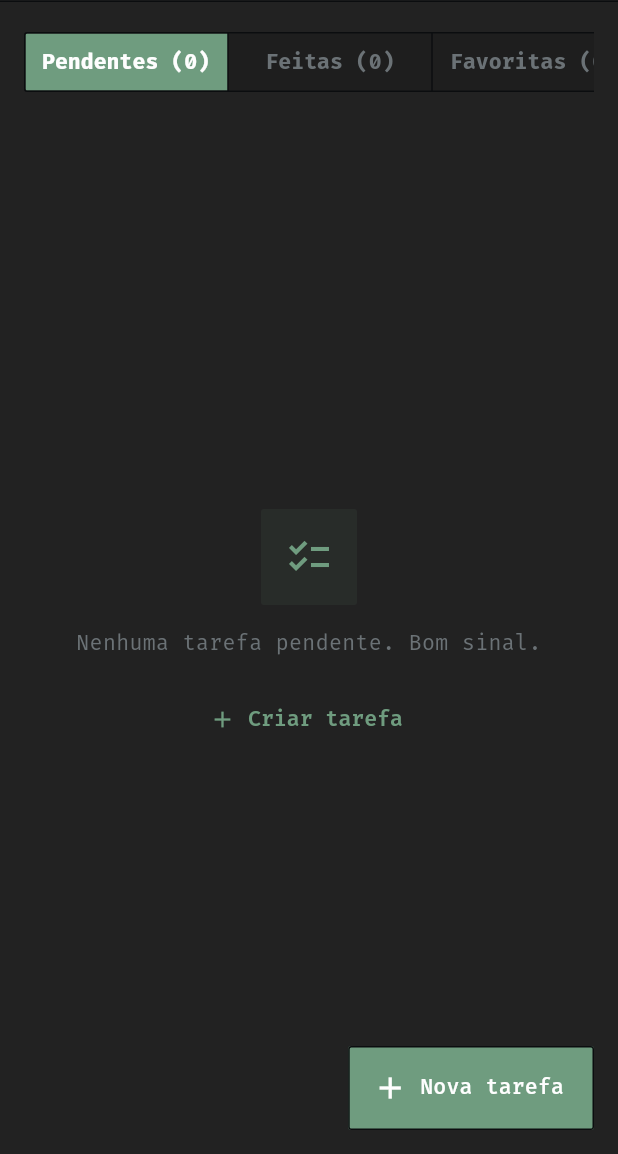
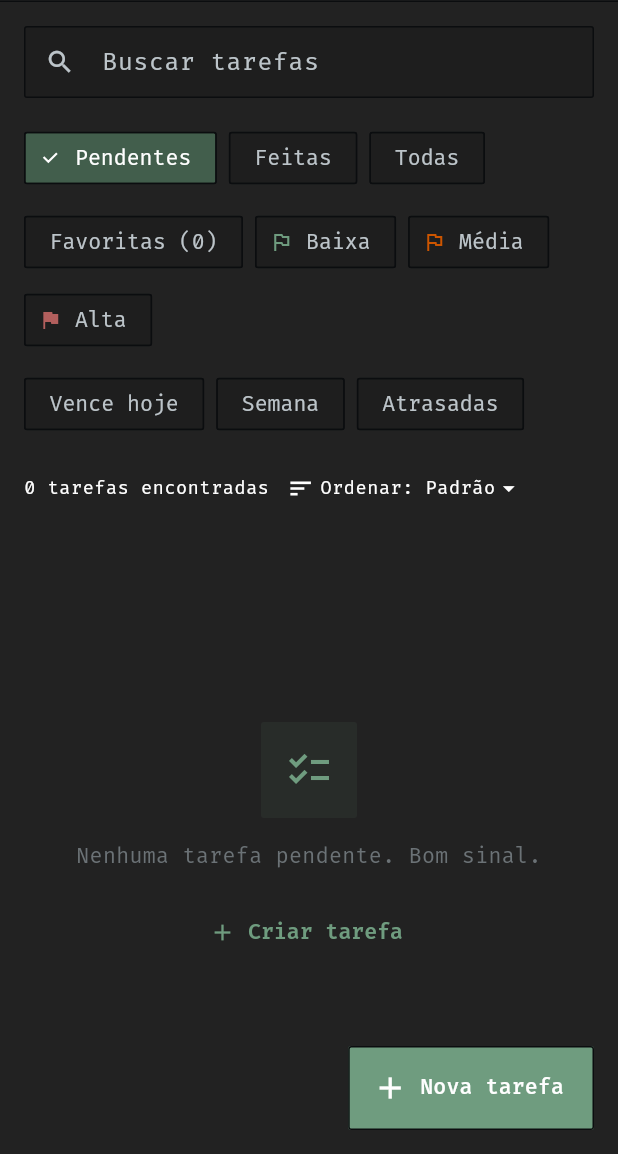
Before and after one commit to So1d/cadencia, a Flutter app: the TasksPage screen opened directly, on a phone screen of 412 x 824 dp, the part 82-1236 px from its top. Run offline on Flutter 3.47's test engine with Material 3 defaults, Android fonts, the phone set to English and light mode, and no system bars; our stand-ins replace shared_preferences, table_calendar; accounts and stored records are empty.

Commit message:
Cadência: busca e filtros na aba Tarefas
A aba Tarefas passa a ter campo de busca com debounce, chips combináveis e
ordenação, com a lista calculada no build em vez de guardada.

- TaskQueryController guarda só a consulta (não a lista) e ignora valor igual
- TaskSearchField espera 300 ms de silêncio, sincroniza com o estado no
  didUpdateWidget e cancela timer/controller no dispose
- TaskFilterChips em Wrap (nunca rolagem horizontal): ChoiceChip de situação,
  FilterChip de favoritas, prioridades e prazo; tocar no prazo marcado desliga
- TaskResultsBar com contagem em liveRegion, Limpar filtros (n) e menu de
  ordenação que não estoura com fonte grande
- TasksPage em CustomScrollView, com os quatro estados e ação de desfazer no
  vazio; filtros e busca vivem no controlador, acima da casca
- estrela compacta com alvo de toque de 48x48
- testes de widget: debounce com relógio simulado, campo sincronizado, chips,
  favoritas por recência, ordenação, acessibilidade e overflow 320x640 a 200%

```diff
--- a/lib/features/favorites/presentation/widgets/favorite_button.dart
+++ b/lib/features/favorites/presentation/widgets/favorite_button.dart
@@ -34,10 +34,11 @@ class FavoriteButton extends StatelessWidget {
           : 'Marcar $taskTitle como favorita',
       onPressed: onPressed,
       iconSize: compact ? 18 : 24,
-      visualDensity: compact ? VisualDensity.compact : null,
       padding: compact ? EdgeInsets.zero : null,
+      // 48x48 é o alvo mínimo recomendado: abaixo disso, quem tem pouca
+      // precisão motora erra a estrela e marca a tarefa errada.
       constraints: compact
-          ? const BoxConstraints(minWidth: 36, minHeight: 36)
+          ? const BoxConstraints(minWidth: 48, minHeight: 48)
           : null,
       icon: Icon(
         isFavorite ? Icons.star : Icons.star_border,
--- a/lib/features/tasks/presentation/pages/tasks_page.dart
+++ b/lib/features/tasks/presentation/pages/tasks_page.dart
@@ -4,56 +4,33 @@ import 'package:provider/provider.dart';
 import '../../../../app/theme/app_layout.dart';
 import '../../../../app/theme/app_spacing.dart';
 import '../../../../core/load_status.dart';
-import '../../../../core/widgets/status_view.dart';
+import '../../../../core/widgets/empty_view.dart';
+import '../../../../core/widgets/error_view.dart';
+import '../../../../core/widgets/loading_view.dart';
 import '../../../../state/schedule_controller.dart';
 import '../../../../state/schedule_scope.dart';
 import '../../../favorites/presentation/favorites_controller.dart';
 import '../../domain/task.dart';
+import '../../domain/task_query.dart';
+import '../../domain/task_query_engine.dart';
+import '../task_query_controller.dart';
 import '../widgets/task_dialog.dart';
+import '../widgets/task_filter_chips.dart';
+import '../widgets/task_results_bar.dart';
+import '../widgets/task_search_field.dart';
 import '../widgets/task_tile.dart';
 import 'task_details_page.dart';
 
-enum TaskFilter { pending, done, favorite, all }
-
-/// Aba "Tarefas": lista completa com filtros e ações.
-class TasksPage extends StatefulWidget {
+/// Aba "Tarefas": busca, filtros combináveis e a lista.
+///
+/// A tela não guarda a lista filtrada. Ela lê o catálogo da agenda, a consulta
+/// do [TaskQueryController] e os favoritos, e **calcula** o resultado no build
+/// com [applyTaskQuery]. Favoritar em outra aba ou editar uma tarefa atualiza a
+/// lista sem ninguém precisar lembrar de recalcular.
+class TasksPage extends StatelessWidget {
   const TasksPage({super.key});
 
-  @override
-  State<TasksPage> createState() => _TasksPageState();
-}
-
-class _TasksPageState extends State<TasksPage> {
-  TaskFilter _filter = TaskFilter.pending;
-
-  /// As favoritas na ordem em que foram marcadas: a relação guarda ids, e a
-  /// tarefa em si vive na agenda. Id de tarefa excluída simplesmente não rende
-  /// linha (e `favorites.remove` já tira na exclusão).
-  List<Task> _favoriteTasks(
-    ScheduleController schedule,
-    FavoritesController favorites,
-  ) {
-    final byId = {for (final task in schedule.tasks) task.id: task};
-    return [
-      for (final id in favorites.favoriteIds)
-        if (byId[id] != null) byId[id]!,
-    ];
-  }
-
-  List<Task> _filtered(
-    ScheduleController schedule,
-    FavoritesController favorites,
-  ) {
-    final all = schedule.tasksSorted;
-    return switch (_filter) {
-      TaskFilter.pending => all.where((task) => !task.done).toList(),
-      TaskFilter.done => all.where((task) => task.done).toList(),
-      TaskFilter.favorite => _favoriteTasks(schedule, favorites),
-      TaskFilter.all => all,
-    };
-  }
-
-  Future<void> _addTask() async {
+  Future<void> _addTask(BuildContext context) async {
     final schedule = ScheduleScope.read(context);
     final draft = await showDialog<TaskDraft>(
       context: context,
@@ -68,7 +45,7 @@ class _TasksPageState extends State<TasksPage> {
     );
   }
 
-  Future<void> _editTask(Task task) async {
+  Future<void> _editTask(BuildContext context, Task task) async {
     final schedule = ScheduleScope.read(context);
     final draft = await showDialog<TaskDraft>(
       context: context,
@@ -91,7 +68,7 @@ class _TasksPageState extends State<TasksPage> {
     );
   }
 
-  Future<void> _deleteTask(Task task) async {
+  Future<void> _deleteTask(BuildContext context, Task task) async {
     final schedule = ScheduleScope.read(context);
     final favorites = context.read<FavoritesController>();
     final confirmed = await showDialog<bool>(
@@ -117,25 +94,20 @@ class _TasksPageState extends State<TasksPage> {
     }
   }
 
-  String get _emptyMessage => switch (_filter) {
-        TaskFilter.pending => 'Nenhuma tarefa pendente. Bom sinal.',
-        TaskFilter.done => 'Nada concluído ainda. Comece pela menor tarefa.',
-        TaskFilter.favorite =>
-          'Nenhuma tarefa favorita ainda. Toque na estrela de uma tarefa para destacá-la.',
-        TaskFilter.all => 'Nenhuma tarefa criada ainda.',
-      };
-
   @override
   Widget build(BuildContext context) {
     final schedule = ScheduleScope.of(context);
-    // `watch` assina o controlador: marcar uma estrela em qualquer lugar do app
-    // reconstrói esta tela. Nada de guardar booleano próprio aqui.
+    // `watch` assina os controladores: favoritar ou mudar um filtro em
+    // qualquer lugar reconstrói esta tela.
     final favorites = context.watch<FavoritesController>();
-    final all = schedule.tasksSorted;
-    final tasks = _filtered(schedule, favorites);
-    final pending = all.where((task) => !task.done).length;
-    final done = all.length - pending;
-    final favorite = _favoriteTasks(schedule, favorites).length;
+    final queryController = context.read<TaskQueryController>();
+    final query = context.watch<TaskQueryController>().query;
+
+    final favoriteIds = favorites.favoriteIds;
+    final all = schedule.tasks;
+    final visible = applyTaskQuery(all, query, favoriteIds: favoriteIds);
+    final favoriteCount =
+        all.where((task) => favoriteIds.contains(task.id)).length;
     final horizontal = AppLayout.horizontalPadding(
       MediaQuery.sizeOf(context).width,
     );
@@ -144,77 +116,117 @@ class _TasksPageState extends State<TasksPage> {
       appBar: AppBar(title: const Text('Tarefas')),
       floatingActionButton: FloatingActionButton.extended(
         heroTag: 'fab-tarefas',
-        onPressed: schedule.status.isError ? null : _addTask,
+        onPressed: schedule.status.isError ? null : () => _addTask(context),
         icon: const Icon(Icons.add),
         label: const Text('Nova tarefa'),
       ),
-      body: Column(
-        children: [
-          if (schedule.status.hasData)
-            Padding(
+      body: CustomScrollView(
+        slivers: [
+          SliverToBoxAdapter(
+            child: Padding(
               padding: EdgeInsets.fromLTRB(
                 horizontal,
                 AppSpacing.md,
                 horizontal,
                 AppSpacing.sm,
               ),
-              // Quatro segmentos com contagem não cabem em 360dp: o seletor
-              // rola na horizontal em vez de estourar a largura.
-              child: SingleChildScrollView(
-                scrollDirection: Axis.horizontal,
-                child: SegmentedButton<TaskFilter>(
-                  showSelectedIcon: false,
-                  segments: [
-                    ButtonSegment(
-                      value: TaskFilter.pending,
-                      label: Text('Pendentes ($pending)'),
+              child: Column(
+                crossAxisAlignment: CrossAxisAlignment.stretch,
+                children: [
+                  TaskSearchField(
+                    value: query.text,
+                    onChanged: queryController.setText,
                   ),
-                    ButtonSegment(
-                      value: TaskFilter.done,
-                      label: Text('Feitas ($done)'),
+                  const SizedBox(height: AppSpacing.md),
+                  TaskFilterChips(
+                    query: query,
+                    favoriteCount: favoriteCount,
+                    onStatus: queryController.setStatus,
+                    onToggleFavorites: queryController.toggleOnlyFavorites,
+                    onTogglePriority: queryController.togglePriority,
+                    onToggleDue: queryController.toggleDue,
                   ),
-                    ButtonSegment(
-                      value: TaskFilter.favorite,
-                      label: Text('Favoritas ($favorite)'),
-                    ),
-                    const ButtonSegment(
-                      value: TaskFilter.all,
-                      label: Text('Todas'),
+                  const SizedBox(height: AppSpacing.sm),
+                  TaskResultsBar(
+                    query: query,
+                    count: visible.length,
+                    onClear: queryController.clear,
+                    onSort: queryController.setSort,
                   ),
                 ],
-                  selected: {_filter},
-                  onSelectionChanged: (selection) =>
-                      setState(() => _filter = selection.first),
               ),
             ),
           ),
-          Expanded(
-            child: StatusView(
-              status: schedule.statusFor(tasks),
-              isEmpty: tasks.isEmpty,
+          ..._results(
+            context: context,
+            schedule: schedule,
+            favorites: favorites,
+            visible: visible,
+            query: query,
+            horizontal: horizontal,
+          ),
+        ],
+      ),
+    );
+  }
+
+  /// Decide qual dos quatro estados ocupa o resto da tela.
+  ///
+  /// Um `switch` sobre o enum obriga a tratar todos os casos: esquecer um
+  /// deles deixa a tela em branco sem ninguém perceber.
+  List<Widget> _results({
+    required BuildContext context,
+    required ScheduleController schedule,
+    required FavoritesController favorites,
+    required List<Task> visible,
+    required TaskQuery query,
+    required double horizontal,
+  }) {
+    final status = schedule.statusFor(visible);
+
+    switch (status) {
+      case LoadStatus.loading:
+        return const [
+          SliverFillRemaining(
+            hasScrollBody: false,
+            child: LoadingView(message: 'Carregando sua cadência...'),
+          ),
+        ];
+      case LoadStatus.error:
+        return [
+          SliverFillRemaining(
+            hasScrollBody: false,
+            child: ErrorView(
+              message: 'Não foi possível carregar suas tarefas.',
               onRetry: schedule.init,
-              errorMessage: 'Não foi possível carregar suas tarefas.',
-              emptyIcon: _filter == TaskFilter.favorite
-                  ? Icons.star_border
-                  : Icons.checklist_outlined,
-              emptyMessage: _emptyMessage,
-              emptyAction: _filter == TaskFilter.pending
-                  ? TextButton.icon(
-                      onPressed: _addTask,
-                      icon: const Icon(Icons.add),
-                      label: const Text('Criar tarefa'),
-                    )
-                  : null,
-              child: ListView(
+            ),
+          ),
+        ];
+      case LoadStatus.empty:
+        return [
+          SliverFillRemaining(
+            hasScrollBody: false,
+            child: EmptyView(
+              icon: _emptyIcon(query),
+              message: _emptyMessage(query),
+              action: _emptyAction(context, query),
+            ),
+          ),
+        ];
+      case LoadStatus.success:
+        return [
+          SliverPadding(
             padding: EdgeInsets.fromLTRB(
               horizontal,
               AppSpacing.xs,
               horizontal,
               AppSpacing.xxl + AppSpacing.lg,
             ),
-                children: [
-                  for (final task in tasks)
-                    TaskTile(
+            sliver: SliverList.builder(
+              itemCount: visible.length,
+              itemBuilder: (context, index) {
+                final task = visible[index];
+                return TaskTile(
                   task: task,
                   isFavorite: favorites.isFavorite(task.id),
                   onTap: () => Navigator.of(context).push(
@@ -225,27 +237,69 @@ class _TasksPageState extends State<TasksPage> {
                   trailing: PopupMenuButton<String>(
                     tooltip: 'Opções de ${task.title}',
                     onSelected: (value) {
-                          if (value == 'edit') _editTask(task);
-                          if (value == 'delete') _deleteTask(task);
+                      if (value == 'edit') _editTask(context, task);
+                      if (value == 'delete') _deleteTask(context, task);
                     },
                     itemBuilder: (_) => const [
-                          PopupMenuItem(
-                            value: 'edit',
-                            child: Text('Editar'),
-                          ),
-                          PopupMenuItem(
-                            value: 'delete',
-                            child: Text('Excluir'),
-                          ),
-                        ],
-                      ),
-                    ),
-                ],
-              ),
-            ),
-          ),
+                      PopupMenuItem(value: 'edit', child: Text('Editar')),
+                      PopupMenuItem(value: 'delete', child: Text('Excluir')),
                     ],
                   ),
                 );
+              },
+            ),
+          ),
+        ];
     }
   }
+
+  IconData _emptyIcon(TaskQuery query) {
+    if (query.text.trim().isNotEmpty) return Icons.search_off;
+    if (query.onlyFavorites) return Icons.star_border;
+    return Icons.checklist_outlined;
+  }
+
+  String _emptyMessage(TaskQuery query) {
+    if (query.hasFilters) {
+      // Favoritas sozinhas têm um convite próprio: explicar como marcar é mais
+      // útil do que dizer que o filtro não achou nada.
+      if (_onlyFavoritesFilter(query)) {
+        return 'Nenhuma tarefa favorita ainda. '
+            'Toque na estrela de uma tarefa para destacá-la.';
+      }
+      return query.text.trim().isNotEmpty
+          ? 'Nenhuma tarefa combina com essa busca.'
+          : 'Nenhuma tarefa combina com esses filtros.';
+    }
+    return switch (query.status) {
+      TaskStatusFilter.pending => 'Nenhuma tarefa pendente. Bom sinal.',
+      TaskStatusFilter.done => 'Nada concluído ainda. Comece pela menor tarefa.',
+      TaskStatusFilter.all => 'Nenhuma tarefa criada ainda.',
+    };
+  }
+
+  bool _onlyFavoritesFilter(TaskQuery query) =>
+      query.onlyFavorites &&
+      query.text.trim().isEmpty &&
+      query.priorities.isEmpty &&
+      query.due == TaskDueFilter.any;
+
+  Widget? _emptyAction(BuildContext context, TaskQuery query) {
+    if (query.hasFilters) {
+      final controller = context.read<TaskQueryController>();
+      return TextButton.icon(
+        onPressed: controller.clear,
+        icon: const Icon(Icons.filter_alt_off),
+        label: const Text('Limpar filtros'),
+      );
+    }
+    if (query.status == TaskStatusFilter.pending) {
+      return TextButton.icon(
+        onPressed: () => _addTask(context),
+        icon: const Icon(Icons.add),
+        label: const Text('Criar tarefa'),
+      );
+    }
+    return null;
+  }
+}
--- /dev/null
+++ b/lib/features/tasks/presentation/widgets/task_filter_chips.dart
@@ -0,0 +1,92 @@
+import 'package:flutter/material.dart';
+
+import '../../../../app/theme/app_spacing.dart';
+import '../../domain/task_priority.dart';
+import '../../domain/task_query.dart';
+import 'task_priority_view.dart';
+
+/// Os filtros da lista de tarefas, em `Wrap`.
+///
+/// Nada de rolagem horizontal: com fonte grande, chip em linha rolável esconde
+/// opções e a pessoa não descobre que elas existem. Aqui as linhas quebram e
+/// tudo fica visível e tocável.
+class TaskFilterChips extends StatelessWidget {
+  const TaskFilterChips({
+    super.key,
+    required this.query,
+    required this.favoriteCount,
+    required this.onStatus,
+    required this.onToggleFavorites,
+    required this.onTogglePriority,
+    required this.onToggleDue,
+  });
+
+  final TaskQuery query;
+
+  /// Quantas tarefas estão favoritadas agora (a contagem vai no rótulo).
+  final int favoriteCount;
+
+  final ValueChanged<TaskStatusFilter> onStatus;
+  final VoidCallback onToggleFavorites;
+  final ValueChanged<TaskPriority> onTogglePriority;
+  final ValueChanged<TaskDueFilter> onToggleDue;
+
+  @override
+  Widget build(BuildContext context) {
+    return Column(
+      crossAxisAlignment: CrossAxisAlignment.start,
+      children: [
+        Wrap(
+          spacing: AppSpacing.sm,
+          runSpacing: AppSpacing.xs,
+          children: [
+            for (final status in TaskStatusFilter.values)
+              ChoiceChip(
+                label: Text(status.label),
+                selected: query.status == status,
+                onSelected: (_) => onStatus(status),
+              ),
+          ],
+        ),
+        const SizedBox(height: AppSpacing.xs + AppSpacing.xs),
+        Wrap(
+          spacing: AppSpacing.sm,
+          runSpacing: AppSpacing.xs,
+          children: [
+            FilterChip(
+              label: Text('Favoritas ($favoriteCount)'),
+              selected: query.onlyFavorites,
+              onSelected: (_) => onToggleFavorites(),
+            ),
+            for (final priority in TaskPriority.values)
+              FilterChip(
+                avatar: Icon(
+                  priority.icon,
+                  size: 16,
+                  color: priority.color,
+                ),
+                label: Text(priority.label),
+                selected: query.priorities.contains(priority),
+                onSelected: (_) => onTogglePriority(priority),
+              ),
+          ],
+        ),
+        const SizedBox(height: AppSpacing.xs + AppSpacing.xs),
+        Wrap(
+          spacing: AppSpacing.sm,
+          runSpacing: AppSpacing.xs,
+          children: [
+            for (final due in TaskDueFilter.values)
+              if (due != TaskDueFilter.any)
+                FilterChip(
+                  label: Text(due.label),
+                  selected: query.due == due,
+                  // Tocar de novo no prazo marcado volta a "qualquer prazo".
+                  onSelected: (_) => onToggleDue(due),
+                ),
+          ],
+        ),
+      ],
+    );
+  }
+}
--- /dev/null
+++ b/lib/features/tasks/presentation/widgets/task_results_bar.dart
@@ -0,0 +1,89 @@
+import 'package:flutter/material.dart';
+
+import '../../../../app/theme/app_spacing.dart';
+import '../../domain/task_query.dart';
+
+/// Barra entre os filtros e a lista: quantas tarefas sobraram, o atalho para
+/// limpar e a ordenação.
+///
+/// A contagem fica numa `liveRegion`: quando a pessoa digita ou marca um chip,
+/// o leitor de tela anuncia o novo total em vez de mudar o texto em silêncio.
+///
+/// A ordenação é um menu, não um dropdown de largura fixa: com fonte grande, o
+/// dropdown estourava a linha. O texto aqui quebra e a linha continua inteira.
+class TaskResultsBar extends StatelessWidget {
+  const TaskResultsBar({
+    super.key,
+    required this.query,
+    required this.count,
+    required this.onClear,
+    required this.onSort,
+  });
+
+  final TaskQuery query;
+  final int count;
+  final VoidCallback onClear;
+  final ValueChanged<TaskSort> onSort;
+
+  String get _countLabel =>
+      count == 1 ? '1 tarefa encontrada' : '$count tarefas encontradas';
+
+  @override
+  Widget build(BuildContext context) {
+    final muted = Theme.of(context).textTheme.bodySmall;
+
+    return Wrap(
+      crossAxisAlignment: WrapCrossAlignment.center,
+      spacing: AppSpacing.sm,
+      runSpacing: AppSpacing.xs,
+      children: [
+        Semantics(
+          liveRegion: true,
+          child: Text(_countLabel, style: muted),
+        ),
+        if (query.hasFilters)
+          TextButton.icon(
+            onPressed: onClear,
+            icon: const Icon(Icons.filter_alt_off, size: 18),
+            label: Text('Limpar filtros (${query.activeCount})'),
+          ),
+        PopupMenuButton<TaskSort>(
+          tooltip: 'Ordenar tarefas',
+          initialValue: query.sort,
+          onSelected: onSort,
+          itemBuilder: (context) => [
+            for (final sort in TaskSort.values)
+              PopupMenuItem(value: sort, child: Text(sort.label)),
+          ],
+          child: ConstrainedBox(
+            // Área de toque mínima de 48: com fonte grande o menu encolhia
+            // para 40 e ficava abaixo do alvo recomendado.
+            constraints: const BoxConstraints(minWidth: 48, minHeight: 48),
+            child: Padding(
+              padding: const EdgeInsets.symmetric(
+                horizontal: AppSpacing.xs,
+                vertical: AppSpacing.sm,
+              ),
+              child: Row(
+              mainAxisSize: MainAxisSize.min,
+              children: [
+                const Icon(Icons.sort, size: 18),
+                const SizedBox(width: AppSpacing.xs),
+                Flexible(
+                  child: Text(
+                    'Ordenar: ${query.sort.label}',
+                    style: muted,
+                    maxLines: 1,
+                    overflow: TextOverflow.ellipsis,
+                  ),
+                ),
+                  const Icon(Icons.arrow_drop_down, size: 18),
+                ],
+              ),
+            ),
+          ),
+        ),
+      ],
+    );
+  }
+}
--- /dev/null
+++ b/lib/features/tasks/presentation/widgets/task_search_field.dart
@@ -0,0 +1,113 @@
+import 'dart:async';
+
+import 'package:flutter/material.dart';
+
+import '../../../../app/theme/app_spacing.dart';
+
+/// Campo de busca das tarefas, com atraso antes de avisar quem escuta.
+///
+/// Cada letra digitada reinicia a espera: só o último agendamento executa. Sem
+/// isso, "padaria" filtraria sete vezes e reconstruiria a lista sete vezes.
+///
+/// O campo é um `StatefulWidget` porque tem dono próprio (o
+/// `TextEditingController`) e um `Timer` que precisa ser cancelado no
+/// `dispose`. O texto exibido **acompanha** o estado da consulta: quando a
+/// pessoa toca em "Limpar filtros", o campo esvazia junto em vez de mentir.
+class TaskSearchField extends StatefulWidget {
+  const TaskSearchField({
+    super.key,
+    required this.value,
+    required this.onChanged,
+    this.debounce = const Duration(milliseconds: 300),
+  });
+
+  /// Texto atual da consulta.
+  final String value;
+
+  /// Chamado depois do silêncio de [debounce].
+  final ValueChanged<String> onChanged;
+
+  /// Tempo de silêncio. Parâmetro para o teste não esperar 300 ms de verdade.
+  final Duration debounce;
+
+  @override
+  State<TaskSearchField> createState() => _TaskSearchFieldState();
+}
+
+class _TaskSearchFieldState extends State<TaskSearchField> {
+  late final TextEditingController _controller;
+  Timer? _timer;
+
+  @override
+  void initState() {
+    super.initState();
+    _controller = TextEditingController(text: widget.value);
+  }
+
+  @override
+  void didUpdateWidget(TaskSearchField oldWidget) {
+    super.didUpdateWidget(oldWidget);
+    // A segunda condição evita laço e salto do cursor: só reescreve o campo
+    // quando a consulta mudou por fora (limpar filtros, atalho da Home) e o
+    // texto na tela não é o mesmo.
+    if (widget.value != oldWidget.value && widget.value != _controller.text) {
+      _timer?.cancel();
+      _controller.value = TextEditingValue(
+        text: widget.value,
+        selection: TextSelection.collapsed(offset: widget.value.length),
+      );
+    }
+  }
+
+  @override
+  void dispose() {
+    _timer?.cancel();
+    _controller.dispose();
+    super.dispose();
+  }
+
+  void _agendar(String text) {
+    _timer?.cancel();
+    _timer = Timer(widget.debounce, () => widget.onChanged(text));
+  }
+
+  void _limpar() {
+    _timer?.cancel();
+    _controller.clear();
+    setState(() {});
+    // Limpar não espera: a lista deve voltar na hora.
+    widget.onChanged('');
+  }
+
+  @override
+  Widget build(BuildContext context) {
+    return TextField(
+      controller: _controller,
+      textInputAction: TextInputAction.search,
+      onChanged: (text) {
+        setState(() {});
+        _agendar(text);
+      },
+      onSubmitted: (text) {
+        // Enter/busca do teclado não tem motivo para esperar.
+        _timer?.cancel();
+        widget.onChanged(text);
+      },
+      decoration: InputDecoration(
+        hintText: 'Buscar tarefas',
+        prefixIcon: const Icon(Icons.search, size: 20),
+        suffixIcon: _controller.text.isEmpty
+            ? null
+            : IconButton(
+                tooltip: 'Limpar busca',
+                icon: const Icon(Icons.close, size: 18),
+                onPressed: _limpar,
+              ),
+        contentPadding: const EdgeInsets.symmetric(
+          horizontal: AppSpacing.sm,
+          vertical: AppSpacing.sm,
+        ),
+      ),
+    );
+  }
+}
```
Also changed, not shown: lib/app/cadencia_app.dart (+10 -3 lines), lib/features/tasks/presentation/task_query_controller.dart (added, +66 -0 lines), 4 other files. Lines whose indentation alone changed are shown as unchanged.
